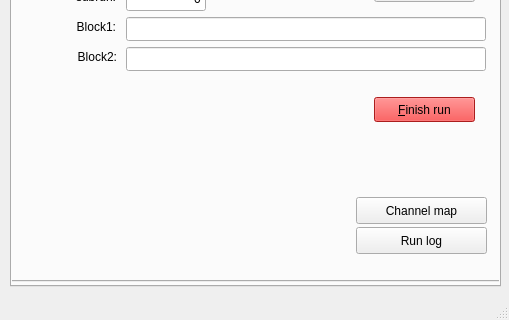
Before: the Qt Designer form move_files/move_files/mainwindow.ui in hvsouza/CAEN_control, drawn with Qt 5; both pictures show x 0 to 509 and y 210 to 530 of the 509 by 530 pixel window.
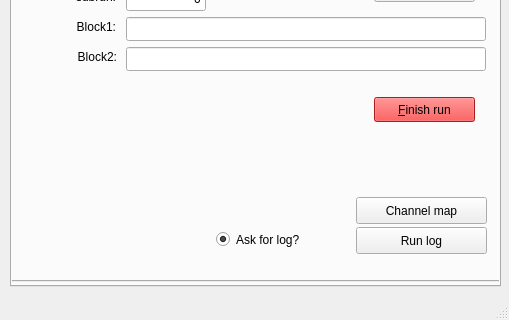
After: the same form once the commit is applied.

Patch:
```diff
--- a/move_files/move_files/mainwindow.ui
+++ b/move_files/move_files/mainwindow.ui
@@ -547,6 +547,28 @@
          <string>Channel map</string>
         </property>
        </widget>
+       <widget class="QRadioButton" name="askrunlog">
+        <property name="geometry">
+         <rect>
+          <x>210</x>
+          <y>290</y>
+          <width>125</width>
+          <height>25</height>
+         </rect>
+        </property>
+        <property name="toolTip">
+         <string>&lt;html&gt;&lt;head/&gt;&lt;body&gt;&lt;p&gt;Keep asking for log?&lt;br/&gt;&lt;br/&gt;If checked, it will ask for a log each time you finish a run or move a file&lt;/p&gt;&lt;/body&gt;&lt;/html&gt;</string>
+        </property>
+        <property name="text">
+         <string>Ask for log?</string>
+        </property>
+        <property name="checked">
+         <bool>true</bool>
+        </property>
+        <property name="autoExclusive">
+         <bool>false</bool>
+        </property>
+       </widget>
       </widget>
       <widget class="QWidget" name="tab_15">
        <attribute name="title">
```
Left out of the diff: 26 changed lines with no effect on the pictures.
